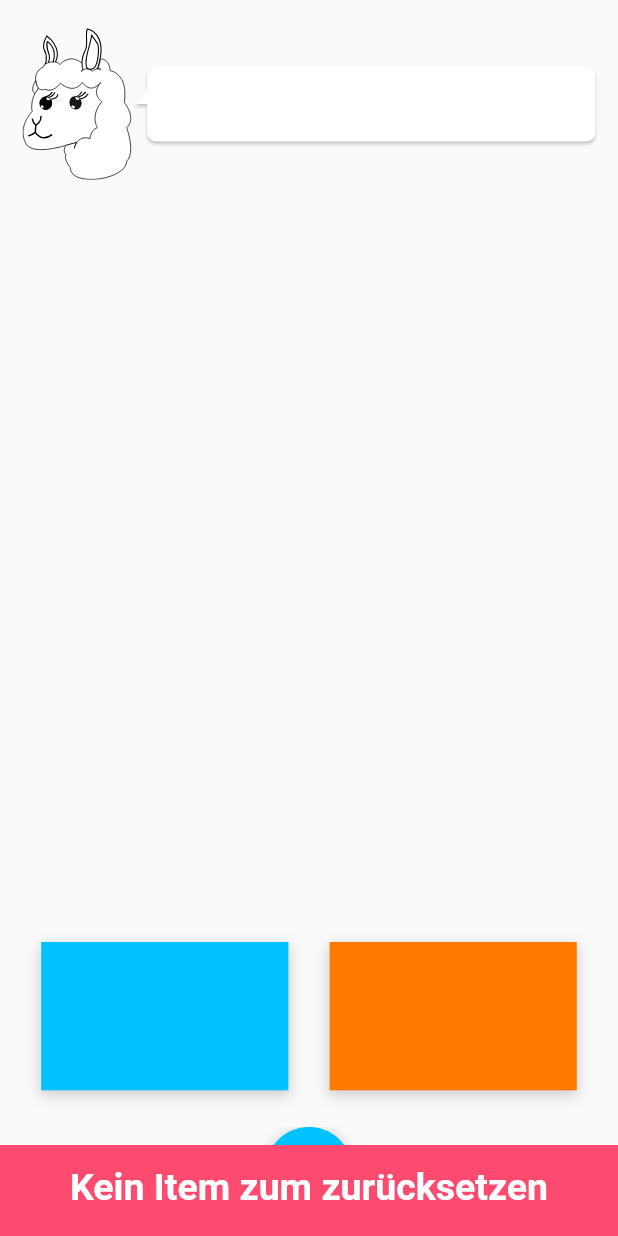
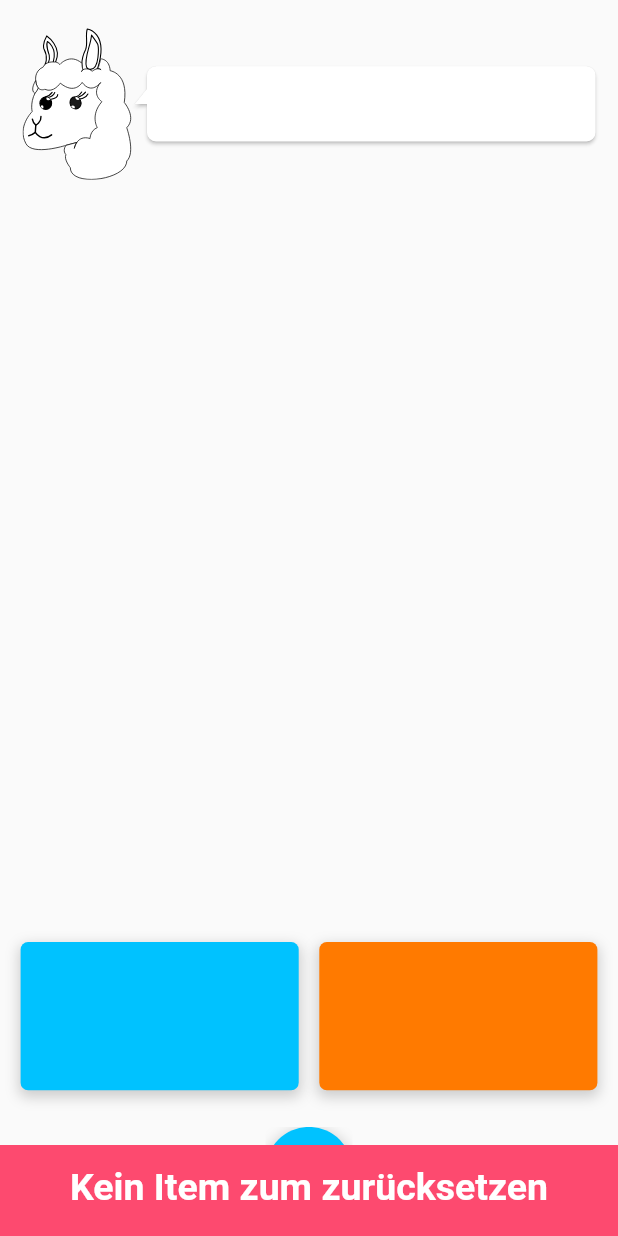
Before and after one commit to thm-mni-ii/lama, a Flutter app: the MatchCategoryTaskScreen widget shown alone on an empty page, opened directly with empty values, after a tap on the "refresh" icon, on a phone screen of 412 x 824 dp. Run offline on Flutter 3.47's test engine with Material 2 defaults, Android fonts, the phone set to English and light mode, and no system bars; drawn by our look-alikes of bubble; our stand-ins replace audioplayers, bloc, equatable, flutter_bloc, flutter_markdown, flutter_svg and 2 more; missing offline and left inert: flame; accounts and stored records are empty; Roboto replaces fonts that are missing (Ubuntu); statements that could not run were skipped; project files that could hold a hidden picture were left out.

Commit message:
Fixed the Overflow Bug
Fixed the bug by new allign the Itmes and building the Size of the Items
by constraints

```diff
--- a/lama_app/assets/standardTasksets/deutsch/deutsch3.json
+++ b/lama_app/assets/standardTasksets/deutsch/deutsch3.json
@@ -34,8 +34,8 @@
            "lama_text": "Schiebe jedes Wort in die Richtige Kategorie",
            "nameCatOne": "Verben",
            "nameCatTwo": "Nomen",
-           "categoryOne": ["laufen", "gehen", "schweben"],
-           "categoryTwo": ["Haus", "Straße", "Baum"]
+           "categoryOne": ["laufen", "gehen", "schweben", "fallen"],
+           "categoryTwo": ["Haus", "Straße", "Baum", "Auto"]
          }
         ]
 }
--- a/lama_app/lib/app/screens/task_type_screens/match_Category_task_screen.dart
+++ b/lama_app/lib/app/screens/task_type_screens/match_Category_task_screen.dart
@@ -104,29 +104,6 @@ class MatchCategoryState extends State<MatchCategoryTaskScreen>{
             children: [
               buildTargets(context, task.categoryOne, task.nameCatOne, LamaColors.blueAccent),
               buildTargets(context, task.categoryTwo, task.nameCatTwo, LamaColors.orangeAccent)
-              /*
-               Container(
-                height: 60,
-                width: 185,
-                decoration:
-                    BoxDecoration(color: LamaColors.orangeAccent, boxShadow: [
-                  BoxShadow(
-                      color: Colors.grey.withOpacity(0.5),
-                      spreadRadius: 1,
-                      blurRadius: 7,
-                      offset: Offset(0, 3)),
-                ]),
-                child: Center(
-                  child: Text(
-                    task.nameCatTwo,
-                    style: LamaTextTheme.getStyle(
-                      color: LamaColors.white,
-                      fontSize: 30,
-                    ),
-                  ),
-                ),
-              )
-              */
             ],
           ),
         ),
@@ -195,11 +172,11 @@ class MatchCategoryState extends State<MatchCategoryTaskScreen>{
     List positions = [
       //Bottom , left
       [(constraints.maxHeight / 100) * 50, (constraints.maxWidth / 100) * 55],
-      [(constraints.maxHeight / 100) * 45, (constraints.maxWidth / 100) * 10],
+      [(constraints.maxHeight / 100) * 45, (constraints.maxWidth / 100) * 7],
       [(constraints.maxHeight / 100) * 32, (constraints.maxWidth / 100) * 5],
       [(constraints.maxHeight / 100) * 38, (constraints.maxWidth / 100) * 50],
       [(constraints.maxHeight / 100) * 25, (constraints.maxWidth / 100) * 53],
-      [(constraints.maxHeight / 100) * 2, (constraints.maxWidth / 100) * 58],
+      [(constraints.maxHeight / 100) * 3, (constraints.maxWidth / 100) * 56],
       [(constraints.maxHeight / 100) * 15, (constraints.maxWidth / 100) * 30,],
       [(constraints.maxHeight / 100) * 5, (constraints.maxWidth / 100) * 9]
     ];
@@ -230,8 +207,8 @@ class MatchCategoryState extends State<MatchCategoryTaskScreen>{
               //data: task.categoryOne.contains(categorySum[i]) ? categoryType.catOne : categoryType.catTwo,
               data: items[i],
               child: Container(
-                height: 50,
-                width: 150,
+                  height: (constraints.maxHeight / 100) * 8,
+                  width: (constraints.maxWidth / 100) * 38,
                   decoration: BoxDecoration(
                       color: LamaColors.greenAccent,
                       borderRadius: BorderRadius.all(Radius.circular(10)),
@@ -302,7 +279,7 @@ class MatchCategoryState extends State<MatchCategoryTaskScreen>{
       builder: (context, candidate, rejectedData) =>
           Container(
             height: (constraints.maxHeight / 100) * 45,
-                width: (constraints.maxWidth / 100) * 40,
+            width: (constraints.maxWidth / 100) * 45,
             decoration:
             BoxDecoration(color: color, boxShadow: [
               BoxShadow(
@@ -310,7 +287,8 @@ class MatchCategoryState extends State<MatchCategoryTaskScreen>{
                   spreadRadius: 1,
                   blurRadius: 7,
                   offset: Offset(0, 3)),
-                ]),
+            ],
+              borderRadius: BorderRadius.all(Radius.circular(5)),),
             child: Center(
               child: Text(
                 taskCategory,
```
Lines whose indentation alone changed are shown as unchanged.
